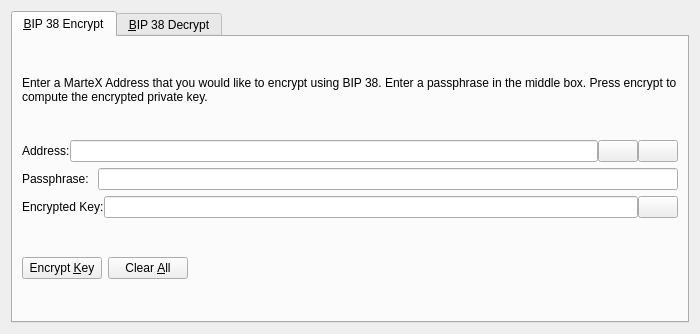
Above: src/qt/forms/bip38tooldialog.ui from marcianovc/martexcoin before the change. Below: the same form after it.
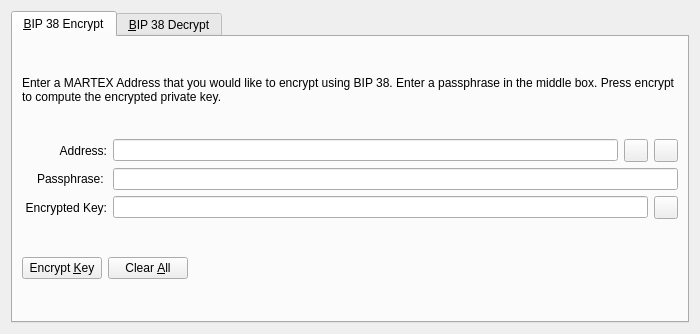
That is the form after the change. The open tabs and pages were chosen to show the change. Icons and pictures are not drawn. Custom widgets are drawn as their Qt base class.

Patch:
```diff
--- a/src/qt/forms/bip38tooldialog.ui
+++ b/src/qt/forms/bip38tooldialog.ui
@@ -30,7 +30,7 @@
        <item>
         <widget class="QLabel" name="infoLabel_ENC">
          <property name="text">
-          <string>Enter a MarteX Address that you would like to encrypt using BIP 38. Enter a passphrase in the middle box. Press encrypt to compute the encrypted private key.</string>
+          <string>Enter a MARTEX Address that you would like to encrypt using BIP 38. Enter a passphrase in the middle box. Press encrypt to compute the encrypted private key.</string>
          </property>
          <property name="textFormat">
           <enum>Qt::PlainText</enum>
@@ -42,11 +42,17 @@
        </item>
        <item>
         <layout class="QHBoxLayout" name="horizontalLayout_1_ENC">
-         <property name="spacing">
-          <number>0</number>
-         </property>
          <item>
           <widget class="QLabel" name="label_5">
+           <property name="alignment">
+            <set>Qt::AlignRight|Qt::AlignTrailing|Qt::AlignVCenter</set>
+           </property>
+           <property name="minimumSize">
+            <size>
+             <width>85</width>
+             <height>0</height>
+            </size>
+           </property>
            <property name="text">
             <string>Address:</string>
            </property>
@@ -60,7 +66,7 @@
           </widget>
          </item>
          <item>
-          <widget class="QPushButton" name="addressBookButton_ENC">
+          <widget class="QToolButton" name="addressBookButton_ENC">
            <property name="toolTip">
             <string>Choose previously used address</string>
            </property>
@@ -74,13 +80,10 @@
            <property name="shortcut">
             <string>Alt+A</string>
            </property>
-           <property name="autoDefault">
-            <bool>false</bool>
-           </property>
           </widget>
          </item>
          <item>
-          <widget class="QPushButton" name="pasteButton_ENC">
+          <widget class="QToolButton" name="pasteButton_ENC">
            <property name="toolTip">
             <string>Paste address from clipboard</string>
            </property>
@@ -94,9 +97,6 @@
            <property name="shortcut">
             <string>Alt+P</string>
            </property>
-           <property name="autoDefault">
-            <bool>false</bool>
-           </property>
           </widget>
          </item>
         </layout>
@@ -105,6 +105,15 @@
         <layout class="QHBoxLayout" name="horizontalLayout_5">
          <item>
           <widget class="QLabel" name="label_6">
+           <property name="alignment">
+            <set>Qt::AlignRight|Qt::AlignTrailing|Qt::AlignVCenter</set>
+           </property>
+           <property name="minimumSize">
+            <size>
+             <width>85</width>
+             <height>0</height>
+            </size>
+           </property>
            <property name="text">
             <string>Passphrase: </string>
            </property>
@@ -121,11 +130,17 @@
        </item>
        <item>
         <layout class="QHBoxLayout" name="horizontalLayout_2_ENC">
-         <property name="spacing">
-          <number>0</number>
-         </property>
          <item>
           <widget class="QLabel" name="encryptedKeyLabel_ENC">
+           <property name="alignment">
+            <set>Qt::AlignRight|Qt::AlignTrailing|Qt::AlignVCenter</set>
+           </property>
+           <property name="minimumSize">
+            <size>
+             <width>85</width>
+             <height>0</height>
+            </size>
+           </property>
            <property name="text">
             <string>Encrypted Key:</string>
            </property>
@@ -147,7 +162,7 @@
           </widget>
          </item>
          <item>
-          <widget class="QPushButton" name="copyKeyButton_ENC">
+          <widget class="QToolButton" name="copyKeyButton_ENC">
            <property name="toolTip">
             <string>Copy the current signature to the system clipboard</string>
            </property>
@@ -158,9 +173,6 @@
             <iconset resource="../martex.qrc">
              <normaloff>:/icons/editcopy</normaloff>:/icons/editcopy</iconset>
            </property>
-           <property name="autoDefault">
-            <bool>false</bool>
-           </property>
           </widget>
          </item>
         </layout>
```
Left out of the diff: 50 changed lines with no effect on the pictures.
